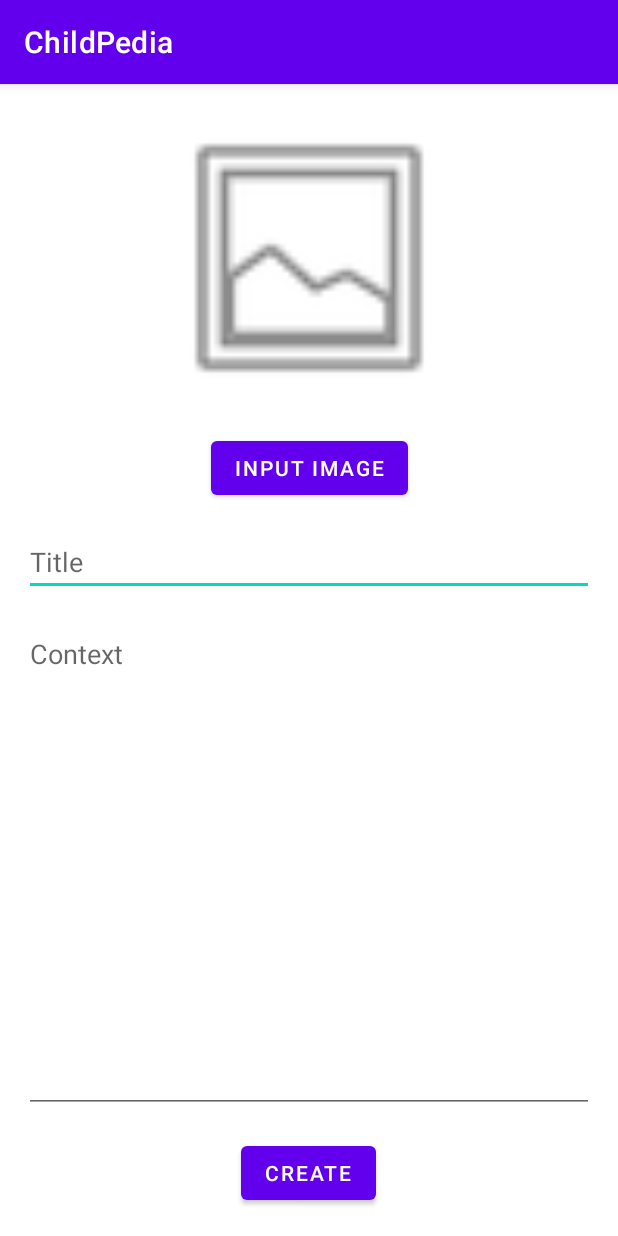
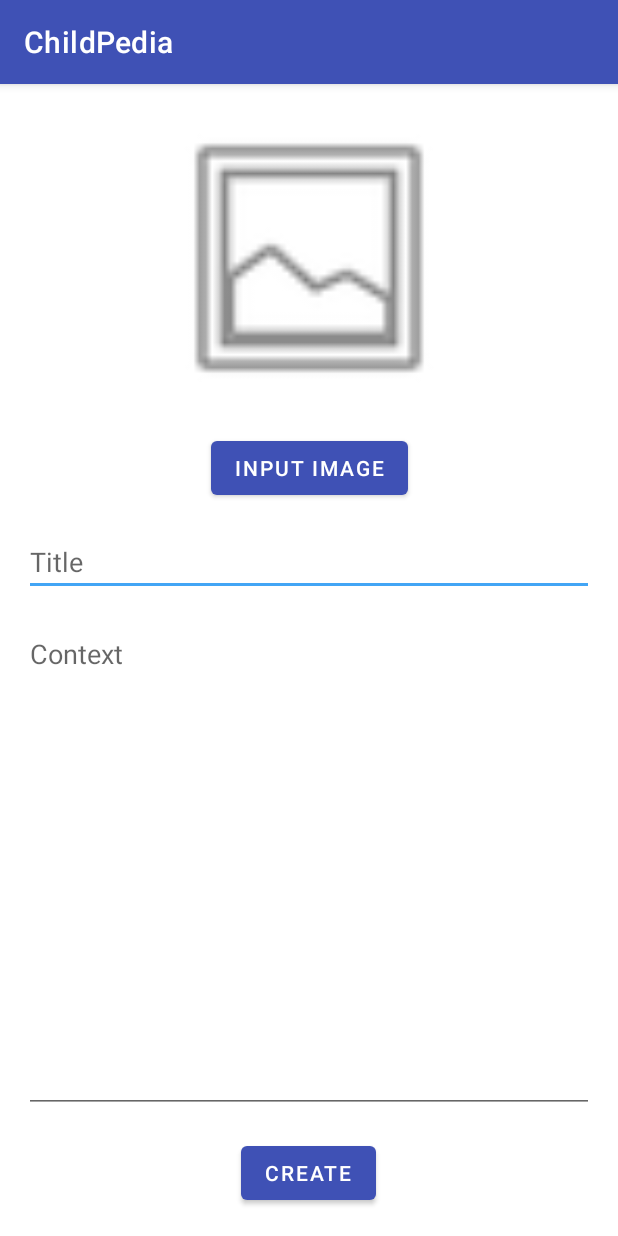
Before and after one commit to rmunechika/ChildPedia, an Android app: the screen it shows after launch (CreateActivity), item 2 of the bottom bar chosen, on a phone screen of 412 x 824 dp. Run offline under Robolectric (Android 15) with nearby library versions, the phone set to English and light mode, and no system bars.

```diff
--- a/app/src/main/res/values/colors.xml
+++ b/app/src/main/res/values/colors.xml
@@ -1,10 +1,10 @@
 <?xml version="1.0" encoding="utf-8"?>
 <resources>
-    <color name="purple_200">#FFBB86FC</color>
-    <color name="purple_500">#FF6200EE</color>
-    <color name="purple_700">#FF3700B3</color>
-    <color name="teal_200">#FF03DAC5</color>
-    <color name="teal_700">#FF018786</color>
+    <color name="purple_200">#00BCD4</color>
+    <color name="purple_500">#3F51B5</color>
+    <color name="purple_700">#1A237E</color>
+    <color name="teal_200">#42A5F5</color>
+    <color name="teal_700">#00ACC1</color>
     <color name="black">#FF000000</color>
     <color name="white">#FFFFFFFF</color>
 </resources>
```
